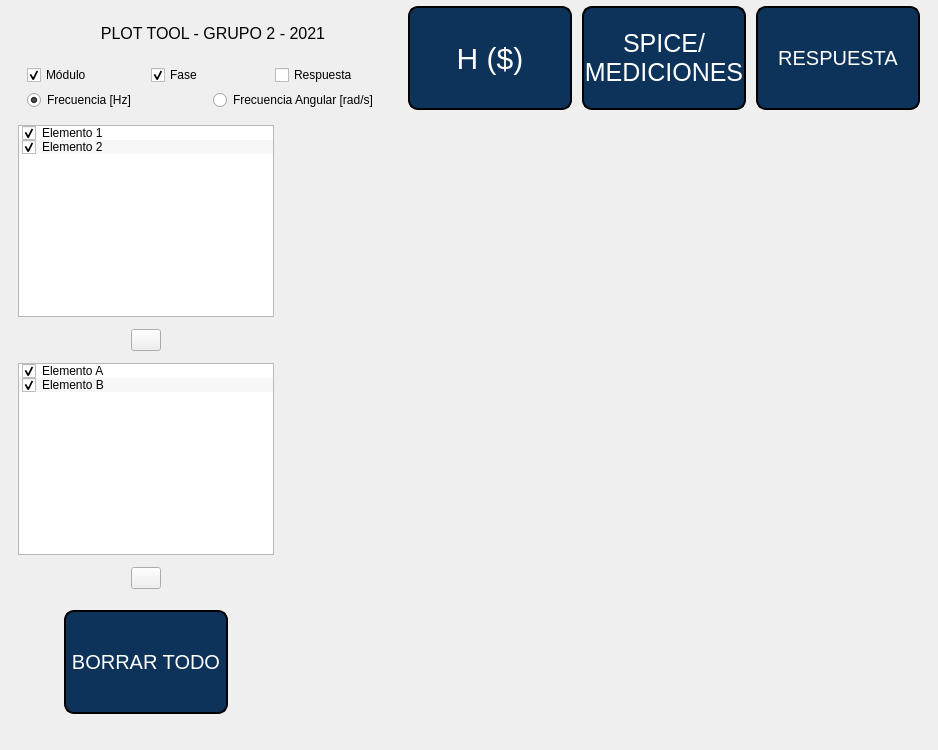
The window that Grupal/Plot Tool (Python)/src/ui/designer/mainWindow2.ui (KevinWahle/TC-Plot-Tool) describes before a commit, drawn with Qt 5.
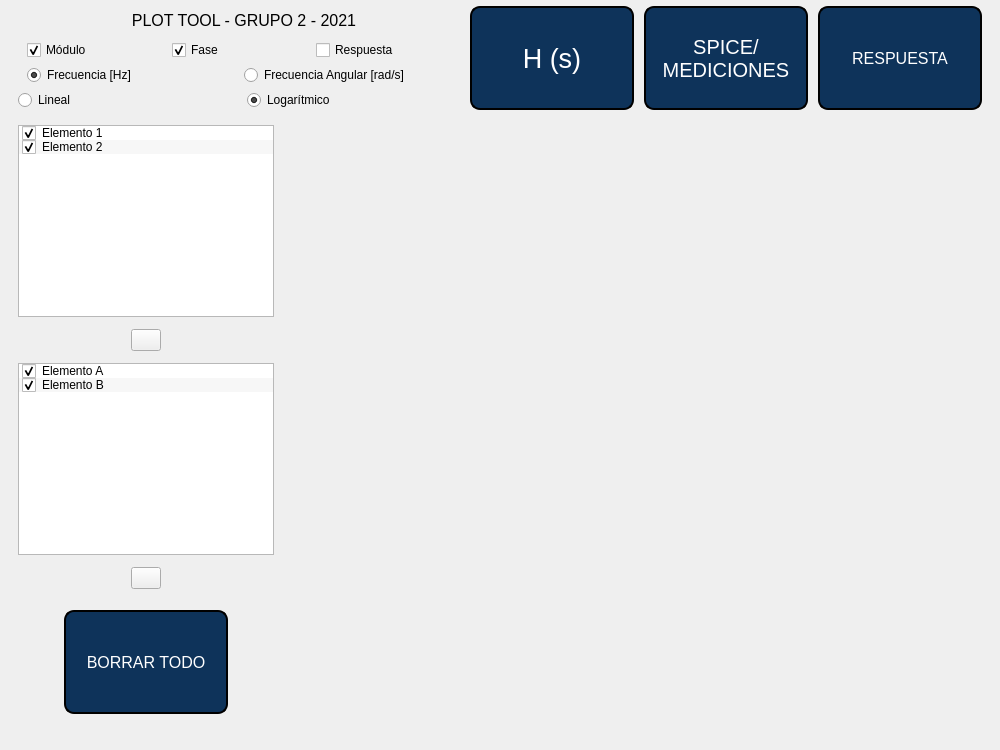
The same window after the commit. Icons and pictures are not drawn. Custom widgets are drawn as their Qt base class.

Commit message: Updates en la interfaz y acualizacion de librerias

Patch:
```diff
--- a/Grupal/Plot Tool (Python)/src/ui/designer/mainWindow2.ui
+++ b/Grupal/Plot Tool (Python)/src/ui/designer/mainWindow2.ui
@@ -9,7 +9,7 @@
    <rect>
     <x>0</x>
     <y>0</y>
-    <width>938</width>
+    <width>1000</width>
     <height>750</height>
    </rect>
   </property>
@@ -226,6 +226,33 @@
              </layout>
             </widget>
            </item>
+           <item>
+            <layout class="QHBoxLayout" name="horizontalLayout_5">
+             <item>
+              <widget class="QRadioButton" name="radioButton">
+               <property name="text">
+                <string>Lineal</string>
+               </property>
+               <attribute name="buttonGroup">
+                <string notr="true">freqTypeGroup</string>
+               </attribute>
+              </widget>
+             </item>
+             <item>
+              <widget class="QRadioButton" name="freqLinRbtn">
+               <property name="text">
+                <string>Logarítmico</string>
+               </property>
+               <property name="checked">
+                <bool>true</bool>
+               </property>
+               <attribute name="buttonGroup">
+                <string notr="true">freqTypeGroup</string>
+               </attribute>
+              </widget>
+             </item>
+            </layout>
+           </item>
           </layout>
          </item>
          <item>
@@ -245,7 +272,7 @@
                </property>
                <property name="font">
                 <font>
-                 <pointsize>-1</pointsize>
+                 <pointsize>20</pointsize>
                  <weight>50</weight>
                  <italic>false</italic>
                  <bold>false</bold>
@@ -259,13 +286,13 @@
 border-width:2px;
 border-radius:10px;
 border-color:black;
-font: 30px;
+font: 20pt;
 min-height: 100px;
 min-width:160px;
 max-width:160px;</string>
                </property>
                <property name="text">
-                <string>H ($)</string>
+                <string>H (s)</string>
                </property>
               </widget>
              </item>
@@ -279,7 +306,7 @@
                </property>
                <property name="font">
                 <font>
-                 <pointsize>-1</pointsize>
+                 <pointsize>15</pointsize>
                  <weight>50</weight>
                  <italic>false</italic>
                  <bold>false</bold>
@@ -293,7 +320,7 @@
 border-width:2px;
 border-radius:10px;
 border-color:black;
-font: 25px;
+font: 15pt;
 min-height: 100px;
 min-width:160px;
 max-width:160px;</string>
@@ -314,7 +341,7 @@
                </property>
                <property name="font">
                 <font>
-                 <pointsize>-1</pointsize>
+                 <pointsize>12</pointsize>
                  <weight>50</weight>
                  <italic>false</italic>
                  <bold>false</bold>
@@ -328,7 +355,7 @@
 border-width:2px;
 border-radius:10px;
 border-color:black;
-font: 20px;
+font: 12pt;
 min-height: 100px;
 min-width:160px;
 max-width:160px;</string>
@@ -527,7 +554,7 @@
             </widget>
            </item>
            <item>
-            <widget class="QWidget" name="" native="true">
+            <widget class="QWidget" name="widget" native="true">
              <property name="sizePolicy">
               <sizepolicy hsizetype="Preferred" vsizetype="Fixed">
                <horstretch>0</horstretch>
@@ -545,7 +572,7 @@
                 </property>
                 <property name="font">
                  <font>
-                  <pointsize>-1</pointsize>
+                  <pointsize>12</pointsize>
                   <weight>50</weight>
                   <italic>false</italic>
                   <bold>false</bold>
@@ -559,7 +586,7 @@
 border-width:2px;
 border-radius:10px;
 border-color:black;
-font: 20px;
+font: 12pt;
 min-height: 100px;
 min-width:160px;
 max-width:160px;</string>
```
Left out of the diff: 7 changed lines with no effect on the pictures. The commit also changes 7 other files.
